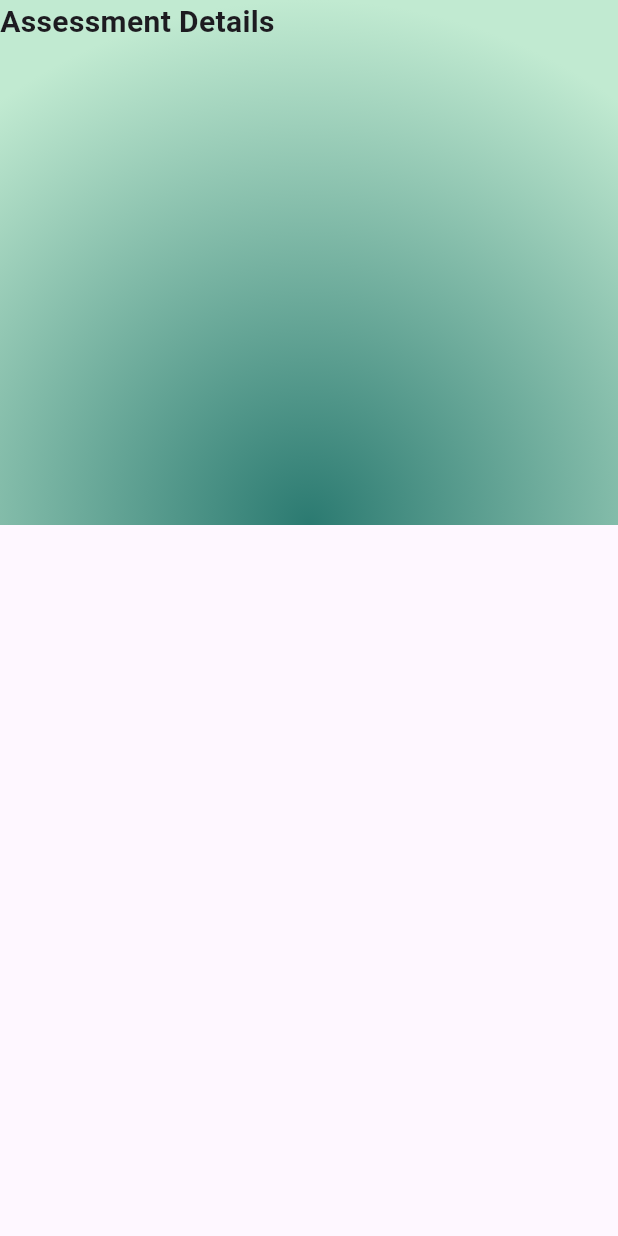
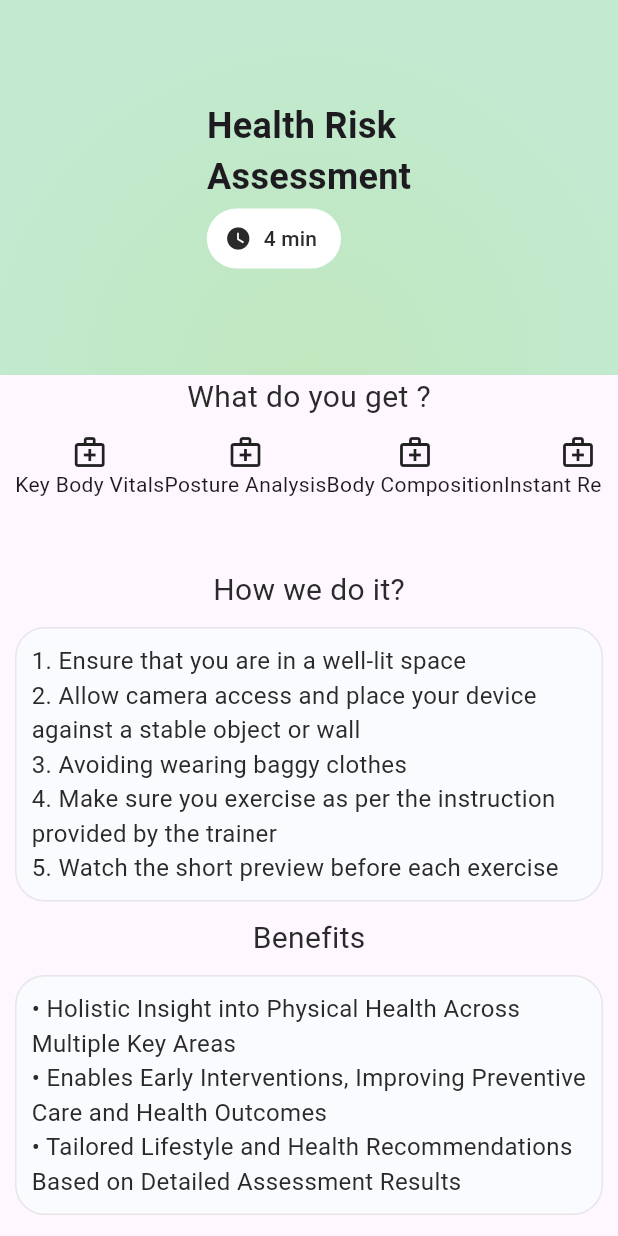
Before and after one commit to rahul-chaudhary/rootally-assignment, a Flutter app: the AssessmentDetailPage screen opened by its route, on a phone screen of 412 x 824 dp. Run offline on Flutter 3.47's test engine with Material 3 defaults, Android fonts, the phone set to English and light mode, and no system bars.

Commit message:
Completed assessment_screen_detail

```diff
--- a/lib/Screens/assessment_detail_page.dart
+++ b/lib/Screens/assessment_detail_page.dart
@@ -1,14 +1,27 @@
 import 'package:flutter/material.dart';
+import 'package:rootally_assignment/utils/icon_button.dart';
 
 import '../colors_container.dart';
-
+import '../model/assessment_feature.dart';
 
 class AssessmentDetailPage extends StatefulWidget {
   const AssessmentDetailPage({super.key});
 
+  static const List howDoWeDoItInstructionList = [
+    '1. Ensure that you are in a well-lit space',
+    '2. Allow camera access and place your device against a stable object or wall',
+    '3. Avoiding wearing baggy clothes',
+    '4. Make sure you exercise as per the instruction provided by the trainer',
+    '5. Watch the short preview before each exercise',
+  ];
+  static const List benefitsList = [
+    '• Holistic Insight into Physical Health Across Multiple Key Areas',
+    '• Enables Early Interventions, Improving Preventive Care and Health Outcomes',
+    '• Tailored Lifestyle and Health Recommendations Based on Detailed Assessment Results'
+  ];
+
   @override
   State<StatefulWidget> createState() => _AssessmentDetailPageState();
-
 }
 
 class _AssessmentDetailPageState extends State<AssessmentDetailPage> {
@@ -16,14 +29,26 @@ class _AssessmentDetailPageState extends State<AssessmentDetailPage> {
   Widget build(BuildContext context) {
     return SafeArea(
       child: Scaffold(
-
         body: SingleChildScrollView(
           child: Column(
+            mainAxisAlignment: MainAxisAlignment.start,
+            crossAxisAlignment: CrossAxisAlignment.center,
             children: <Widget>[
-            titleContainer(1),
-          Container(
-            width: double.infinity,
-              child: Container( ))
+              topContainer(),
+              titleText('What do you get ?'),
+              featureContainer(),
+              titleText('How we do it?'),
+              instructionListContainer(
+                  AssessmentDetailPage.howDoWeDoItInstructionList),
+              titleText('Benefits'),
+              instructionListContainer(AssessmentDetailPage.benefitsList),
+              iconButton(
+                  'Start Assessment',
+                  const Icon(Icons.play_arrow, color: ColorContainer.clrWhite),
+                  ColorContainer.clrWhite,
+                  ColorContainer.clrBlue1,
+                  () {}
+              )
 
             ],
           ),
@@ -32,25 +57,95 @@ class _AssessmentDetailPageState extends State<AssessmentDetailPage> {
     );
   }
 
-  Container titleContainer(int flex) {
+  Container instructionListContainer(List instructions) {
     return Container(
-          width: double.infinity,
-          height: 350,
-          child: Container(
+      padding: const EdgeInsets.all(10),
+      margin: const EdgeInsets.all(10),
+      decoration: BoxDecoration(
+          color: ColorContainer.clrWhite2,
+          border: Border.all(width: 1, color: ColorContainer.clrGray3),
+          borderRadius: BorderRadius.circular(20)),
+      child: ListView.builder(
+        shrinkWrap: true,
+        itemCount: instructions.length,
+        itemBuilder: (context, index) {
+          return instructionText(instructions[index]);
+        },
+      ),
+    );
+  }
+
+  Text instructionText(String txt) {
+    return Text(
+      txt,
+      style: const TextStyle(color: ColorContainer.clrGray2, fontSize: 16),
+    );
+  }
+
+  Container featureContainer() {
+    return Container(
+      height: 100,
+      padding: const EdgeInsets.all(10),
+      child: ListView.builder(
+          scrollDirection: Axis.horizontal,
+          itemCount: assessmentFeatureList.length,
+          itemBuilder: (context, index) {
+            return Column(
+              children: [
+                assessmentFeatureList[index].icon,
+                Text(assessmentFeatureList[index].title),
+              ],
+            );
+          }),
+    );
+  }
+
+  Text titleText(String title) {
+    return Text(
+      title,
+      style: const TextStyle(color: ColorContainer.clrGray2, fontSize: 20),
+    );
+  }
+
+  Container topContainer() {
+    return Container(
+      height: 250,
       width: double.infinity,
       decoration: const BoxDecoration(
         gradient: RadialGradient(
-                colors: [ColorContainer.clrGreen1, ColorContainer.clrGreen2], // Colors in the gradient
-                center: Alignment.bottomCenter, // Center of the radial gradient
+          colors: [ColorContainer.clrGreen3, ColorContainer.clrGreen2],
+          // Colors in the gradient
+          center: Alignment.bottomCenter,
+          // Center of the radial gradient
           radius: 1, // Radius of the gradient
         ),
       ),
-            child: const Text(
-              'Assessment Details',
+      child: Center(
+        child: Column(
+          mainAxisAlignment: MainAxisAlignment.center,
+          crossAxisAlignment: CrossAxisAlignment.start,
+          children: [
+            const Text(
+              'Health Risk\nAssessment',
               style: TextStyle(
-                fontSize: 20,
+                fontSize: 24,
                 fontWeight: FontWeight.bold,
               ),
+            ),
+            TextButton.icon(
+                onPressed: () {},
+                style: ButtonStyle(
+                    backgroundColor:
+                        WidgetStateProperty.all(ColorContainer.clrWhite)),
+                label: const Text(
+                  '4 min',
+                  style: TextStyle(color: ColorContainer.clrGray2),
+                ),
+                icon: const Icon(
+                  Icons.watch_later,
+                  color: ColorContainer.clrGray2,
+                )),
+          ],
         ),
       ),
     );
--- a/lib/Screens/home_page.dart
+++ b/lib/Screens/home_page.dart
@@ -1,5 +1,6 @@
 import 'package:flutter/material.dart';
 import 'package:rootally_assignment/model/workout_routine.dart';
+import 'package:rootally_assignment/utils/icon_button.dart';
 import '../colors_container.dart';
 import '../model/appointment.dart';
 import '../model/fitness_challenge.dart';
@@ -52,7 +53,6 @@ class _HomePageState extends State<HomePage> {
             todayChallengesContainer(),
             viewAllRowContainer(context, 'Workout Routines'),
             workoutRoutineBox(),
-
             Text(
               '$_tabSelected',
               style: Theme.of(context).textTheme.headlineMedium,
@@ -79,7 +79,8 @@ class _HomePageState extends State<HomePage> {
     );
   }
 
-  Container workoutRoutineContainer(String workoutTitle, String workoutType, String workoutGoal, String difficulty) {
+  Container workoutRoutineContainer(String workoutTitle, String workoutType,
+      String workoutGoal, String difficulty) {
     return Container(
       width: MediaQuery.of(context).size.width * 0.8,
       margin: const EdgeInsets.symmetric(vertical: 0, horizontal: 15),
@@ -146,22 +147,31 @@ class _HomePageState extends State<HomePage> {
               style: TextStyle(
                 color: ColorContainer.clrGray2,
               )),
-          TextButton.icon(
-              onPressed: () {},
-              label: const Text('Continue'),
-              icon: const Icon(
+          iconButton(
+              'Continue',
+              const Icon(
                 Icons.play_circle_fill_rounded,
                 color: ColorContainer.clrBlue1,
               ),
-              style: ButtonStyle(
-                backgroundColor:
-                    WidgetStateProperty.all<Color>(ColorContainer.clrWhite),
-                shape: WidgetStateProperty.all<RoundedRectangleBorder>(
-                  RoundedRectangleBorder(
-                    borderRadius: BorderRadius.circular(40),
-                  ),
-                ),
-              ))
+              ColorContainer.clrBlue1,
+              ColorContainer.clrWhite,
+              () {})
+          // TextButton.icon(
+          //     onPressed: () {},
+          //     label: const Text('Continue'),
+          //     icon: const Icon(
+          //       Icons.play_circle_fill_rounded,
+          //       color: ColorContainer.clrBlue1,
+          //     ),
+          //     style: ButtonStyle(
+          //       backgroundColor:
+          //           WidgetStateProperty.all<Color>(ColorContainer.clrWhite),
+          //       shape: WidgetStateProperty.all<RoundedRectangleBorder>(
+          //         RoundedRectangleBorder(
+          //           borderRadius: BorderRadius.circular(40),
+          //         ),
+          //       ),
+          //     ))
         ],
       ),
     );
@@ -200,7 +210,9 @@ class _HomePageState extends State<HomePage> {
       margin: const EdgeInsets.symmetric(vertical: 10, horizontal: 15),
       padding: const EdgeInsets.all(10),
       height: 300,
-      child: _tabSelected == TabSelected.assessments ? myAssessmentListView() : myAppointmentsListView(),
+      child: _tabSelected == TabSelected.assessments
+          ? myAssessmentListView()
+          : myAppointmentsListView(),
     );
   }
 
@@ -249,8 +261,20 @@ class _HomePageState extends State<HomePage> {
                 mainAxisAlignment: MainAxisAlignment.start,
                 crossAxisAlignment: CrossAxisAlignment.start,
                 children: <Widget>[
-                  Text(fitnessChallengesList[index].title, style: const TextStyle(color: ColorContainer.clrGray2, fontWeight: FontWeight.bold, fontSize: 20),),
-                  Text(fitnessChallengesList[index].description, style: const TextStyle(color: ColorContainer.clrGray2, fontWeight: FontWeight.normal, fontSize: 12),),
+                  Text(
+                    fitnessChallengesList[index].title,
+                    style: const TextStyle(
+                        color: ColorContainer.clrGray2,
+                        fontWeight: FontWeight.bold,
+                        fontSize: 20),
+                  ),
+                  Text(
+                    fitnessChallengesList[index].description,
+                    style: const TextStyle(
+                        color: ColorContainer.clrGray2,
+                        fontWeight: FontWeight.normal,
+                        fontSize: 12),
+                  ),
                 ],
               ),
             ),
--- a/lib/colors_container.dart
+++ b/lib/colors_container.dart
@@ -2,13 +2,16 @@ import 'package:flutter/material.dart';
 
 class ColorContainer {
   static const Color clrWhite = Color(0xffffffff);
+  static const Color clrWhite2 = Color(0xfffafbff);
   static const Color clrBlue1 = Color(0xff255fd5);
   static const Color clrIndigo = Color(0xff222e58);
   static const Color clrPurple1 = Color(0xfff0f1f9);
   static const Color clrGray1 = Color(0xff6b6b6b);
   static const Color clrGray2 = Color(0xff2a2a2a);
+  static const Color clrGray3 = Color(0xffe6e6e6);
   static const Color clrPink1 = Color(0xffff88a5);
   static const Color clrGreen1 = Color(0xff2b7a71);
   static const Color clrGreen2 = Color(0xffc1ead1);
+  static const Color clrGreen3 = Color(0xffc0e7be);
   static const Color clrBlack = Color(0xff000000);
 }
--- /dev/null
+++ b/lib/model/assessment_feature.dart
@@ -0,0 +1,24 @@
+import 'package:flutter/material.dart';
+
+class AssessmentFeature {
+  String title;
+  Icon icon;
+
+  AssessmentFeature({required this.title, required this.icon});
+}
+
+//List of 4 Assessment
+List<AssessmentFeature> assessmentFeatureList = [
+  AssessmentFeature(
+      title: 'Key Body Vitals',
+      icon: const Icon(Icons.medical_services_outlined)),
+  AssessmentFeature(
+      title: 'Posture Analysis',
+      icon: const Icon(Icons.medical_services_outlined)),
+  AssessmentFeature(
+      title: 'Body Composition',
+      icon: const Icon(Icons.medical_services_outlined)),
+  AssessmentFeature(
+      title: 'Instant Reports',
+      icon: const Icon(Icons.medical_services_outlined)),
+];
--- /dev/null
+++ b/lib/utils/icon_button.dart
@@ -0,0 +1,18 @@
+import 'package:flutter/material.dart';
+
+
+TextButton iconButton(String label, Icon icon, Color btnTxtColor, Color btnBgColor, VoidCallback onPressed) {
+  return TextButton.icon(
+      onPressed: () {},
+      label: Text(label, style: TextStyle(color: btnTxtColor)),
+      icon: icon,
+      style: ButtonStyle(
+        backgroundColor:
+        WidgetStateProperty.all<Color>(btnBgColor),
+        shape: WidgetStateProperty.all<RoundedRectangleBorder>(
+          RoundedRectangleBorder(
+            borderRadius: BorderRadius.circular(40),
+          ),
+        ),
+      ));
+}
```
Lines whose indentation alone changed are shown as unchanged.
